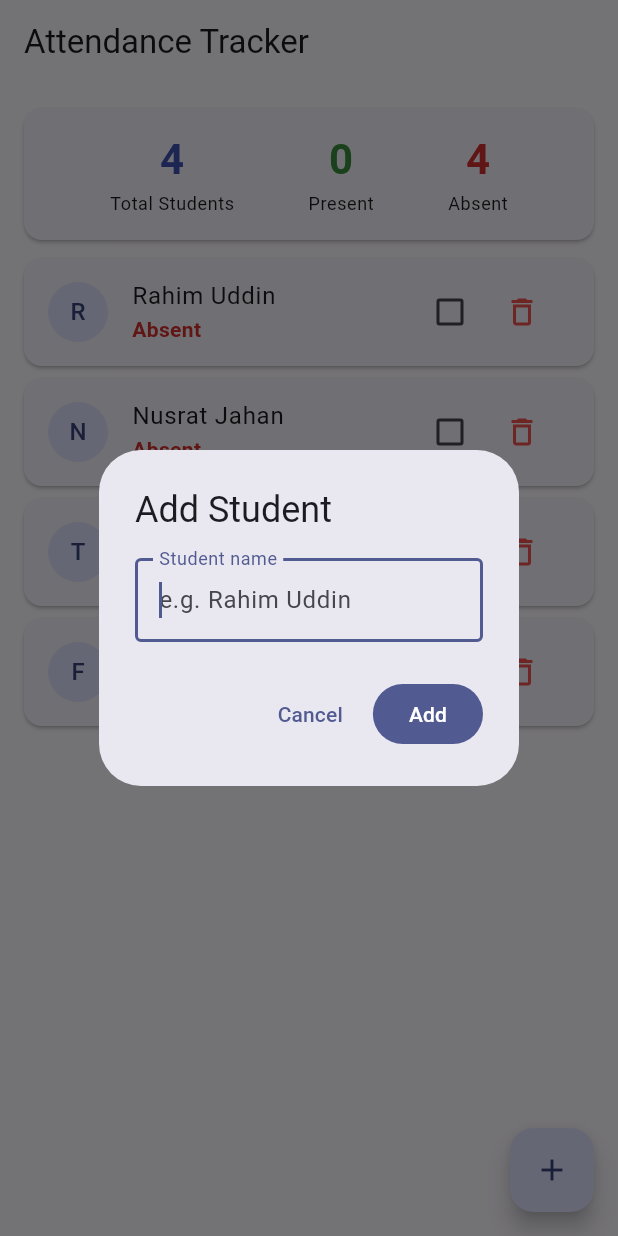
After one commit to raju-bd/student_attendance_tracker, a Flutter app: the screen it shows after launch, after a tap on the "add" icon, on a phone screen of 412 x 824 dp. The commit adds this screen. Run offline on Flutter 3.47's test engine with Material 3 defaults, Android fonts, the phone set to English and light mode, and no system bars.

Commit message:
feat: add student dialog with empty-name validation and FAB

```diff
--- a/lib/screens/attendance_screen.dart
+++ b/lib/screens/attendance_screen.dart
@@ -1,11 +1,20 @@
 import 'package:flutter/material.dart';
 
+import '../widgets/add_student_dialog.dart';
 import '../widgets/stats_card.dart';
 import '../widgets/student_list.dart';
 
 /// The one and only screen of the app.
 class AttendanceScreen extends StatelessWidget {
   const AttendanceScreen({super.key});
+
+  /// Opens the "Add Student" dialog.
+  void _showAddDialog(BuildContext context) {
+    showDialog<void>(
+      context: context,
+      builder: (_) => const AddStudentDialog(),
+    );
+  }
 
   @override
   Widget build(BuildContext context) {
@@ -17,6 +26,11 @@ class AttendanceScreen extends StatelessWidget {
           Expanded(child: StudentList()),
         ],
       ),
+      floatingActionButton: FloatingActionButton(
+        onPressed: () => _showAddDialog(context),
+        tooltip: 'Add student',
+        child: const Icon(Icons.add),
+      ),
     );
   }
 }
--- /dev/null
+++ b/lib/widgets/add_student_dialog.dart
@@ -0,0 +1,75 @@
+import 'package:flutter/material.dart';
+import 'package:provider/provider.dart';
+
+import '../providers/attendance_provider.dart';
+
+/// Dialog with a name field and an Add button.
+///
+/// It's a StatefulWidget only because the TextEditingController needs to be
+/// created and disposed properly. No student/attendance state lives here and
+/// there are no setState calls; validation is handled by the Form.
+class AddStudentDialog extends StatefulWidget {
+  const AddStudentDialog({super.key});
+
+  @override
+  State<AddStudentDialog> createState() => _AddStudentDialogState();
+}
+
+class _AddStudentDialogState extends State<AddStudentDialog> {
+  final _formKey = GlobalKey<FormState>();
+  final _nameController = TextEditingController();
+
+  @override
+  void dispose() {
+    _nameController.dispose();
+    super.dispose();
+  }
+
+  /// Validates the name, hands it to the provider, then closes the dialog.
+  void _submit() {
+    if (!(_formKey.currentState?.validate() ?? false)) return;
+
+    context.read<AttendanceProvider>().addStudent(_nameController.text);
+    Navigator.of(context).pop();
+  }
+
+  @override
+  Widget build(BuildContext context) {
+    return AlertDialog(
+      title: const Text('Add Student'),
+      content: Form(
+        key: _formKey,
+        child: TextFormField(
+          controller: _nameController,
+          autofocus: true,
+          textCapitalization: TextCapitalization.words,
+          textInputAction: TextInputAction.done,
+          decoration: const InputDecoration(
+            labelText: 'Student name',
+            hintText: 'e.g. Rahim Uddin',
+            border: OutlineInputBorder(),
+          ),
+          // Names can't be empty or just spaces.
+          validator: (value) {
+            if (value == null || value.trim().isEmpty) {
+              return 'Please enter a student name';
+            }
+            return null;
+          },
+          // Pressing "done" on the keyboard works like tapping Add.
+          onFieldSubmitted: (_) => _submit(),
+        ),
+      ),
+      actions: [
+        TextButton(
+          onPressed: () => Navigator.of(context).pop(),
+          child: const Text('Cancel'),
+        ),
+        FilledButton(
+          onPressed: _submit,
+          child: const Text('Add'),
+        ),
+      ],
+    );
+  }
+}
```
